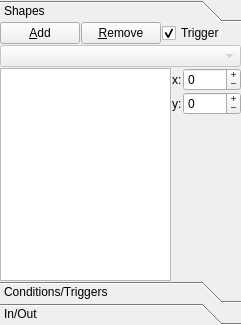
The window that ui/tab_regionsUi.ui (wonkoderverstaendige/Spotter) describes before a commit, drawn with Qt 5.
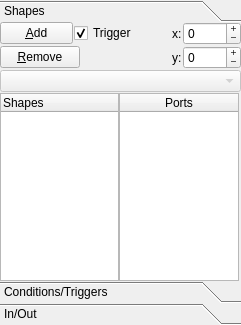
The same window after the commit.

The edit to the form file:
```diff
--- a/ui/tab_regionsUi.ui
+++ b/ui/tab_regionsUi.ui
@@ -69,98 +69,10 @@
            <property name="spacing">
             <number>1</number>
            </property>
-           <item row="10" column="1" colspan="2">
-            <layout class="QGridLayout" name="gridLayout_3">
-             <item row="0" column="1">
-              <widget class="QSpinBox" name="spin_shape_x">
-               <property name="buttonSymbols">
-                <enum>QAbstractSpinBox::PlusMinus</enum>
-               </property>
-               <property name="accelerated">
-                <bool>true</bool>
-               </property>
-               <property name="minimum">
-                <number>-2048</number>
-               </property>
-               <property name="maximum">
-                <number>2048</number>
-               </property>
-              </widget>
-             </item>
-             <item row="1" column="0">
-              <widget class="QLabel" name="lbl_y">
-               <property name="text">
-                <string>y:</string>
-               </property>
-              </widget>
-             </item>
-             <item row="0" column="0">
-              <widget class="QLabel" name="lbl_x">
-               <property name="text">
-                <string>x:</string>
-               </property>
-              </widget>
-             </item>
-             <item row="1" column="1">
-              <widget class="QSpinBox" name="spin_shape_y">
-               <property name="buttonSymbols">
-                <enum>QAbstractSpinBox::PlusMinus</enum>
-               </property>
-               <property name="accelerated">
-                <bool>true</bool>
-               </property>
-               <property name="minimum">
-                <number>-2048</number>
-               </property>
-               <property name="maximum">
-                <number>2048</number>
-               </property>
-              </widget>
-             </item>
-             <item row="2" column="1">
-              <spacer name="verticalSpacer">
-               <property name="orientation">
-                <enum>Qt::Vertical</enum>
-               </property>
-               <property name="sizeHint" stdset="0">
-                <size>
-                 <width>20</width>
-                 <height>40</height>
-                </size>
-               </property>
-              </spacer>
-             </item>
-            </layout>
+           <item row="12" column="1" colspan="2">
+            <layout class="QGridLayout" name="gridLayout_3"/>
            </item>
-           <item row="10" column="0">
-            <layout class="QVBoxLayout" name="verticalLayout_2">
-             <item>
-              <widget class="QTreeWidget" name="tree_region_shapes">
-               <property name="sizePolicy">
-                <sizepolicy hsizetype="Maximum" vsizetype="Expanding">
-                 <horstretch>0</horstretch>
-                 <verstretch>0</verstretch>
-                </sizepolicy>
-               </property>
-               <property name="alternatingRowColors">
-                <bool>true</bool>
-               </property>
-               <property name="indentation">
-                <number>0</number>
-               </property>
-               <property name="headerHidden">
-                <bool>true</bool>
-               </property>
-               <column>
-                <property name="text">
-                 <string>Shapes</string>
-                </property>
-               </column>
-              </widget>
-             </item>
-            </layout>
-           </item>
-           <item row="7" column="0" colspan="3">
+           <item row="8" column="0" colspan="3">
             <widget class="QComboBox" name="combo_Object">
              <property name="enabled">
               <bool>false</bool>
@@ -170,6 +82,59 @@
              </property>
             </widget>
            </item>
+           <item row="5" column="0" colspan="3">
+            <layout class="QHBoxLayout" name="horizontalLayout_2">
+             <item>
+              <widget class="QPushButton" name="btn_remove_shape">
+               <property name="minimumSize">
+                <size>
+                 <width>30</width>
+                 <height>0</height>
+                </size>
+               </property>
+               <property name="text">
+                <string>&amp;Remove</string>
+               </property>
+              </widget>
+             </item>
+             <item>
+              <spacer name="horizontalSpacer_2">
+               <property name="orientation">
+                <enum>Qt::Horizontal</enum>
+               </property>
+               <property name="sizeHint" stdset="0">
+                <size>
+                 <width>40</width>
+                 <height>20</height>
+                </size>
+               </property>
+              </spacer>
+             </item>
+             <item>
+              <widget class="QLabel" name="lbl_y">
+               <property name="text">
+                <string>y:</string>
+               </property>
+              </widget>
+             </item>
+             <item>
+              <widget class="QSpinBox" name="spin_shape_y">
+               <property name="buttonSymbols">
+                <enum>QAbstractSpinBox::PlusMinus</enum>
+               </property>
+               <property name="accelerated">
+                <bool>true</bool>
+               </property>
+               <property name="minimum">
+                <number>-2048</number>
+               </property>
+               <property name="maximum">
+                <number>2048</number>
+               </property>
+              </widget>
+             </item>
+            </layout>
+           </item>
            <item row="3" column="0" colspan="3">
             <layout class="QHBoxLayout" name="horizontalLayout">
              <item>
@@ -191,19 +156,6 @@
                </property>
               </widget>
              </item>
-             <item>
-              <widget class="QPushButton" name="btn_remove_shape">
-               <property name="minimumSize">
-                <size>
-                 <width>30</width>
-                 <height>0</height>
-                </size>
-               </property>
-               <property name="text">
-                <string>&amp;Remove</string>
-               </property>
-              </widget>
-             </item>
              <item>
               <widget class="QCheckBox" name="ckb_trigger">
                <property name="text">
@@ -212,6 +164,94 @@
                <property name="checked">
                 <bool>true</bool>
                </property>
+              </widget>
+             </item>
+             <item>
+              <spacer name="horizontalSpacer">
+               <property name="orientation">
+                <enum>Qt::Horizontal</enum>
+               </property>
+               <property name="sizeHint" stdset="0">
+                <size>
+                 <width>40</width>
+                 <height>20</height>
+                </size>
+               </property>
+              </spacer>
+             </item>
+             <item>
+              <widget class="QLabel" name="lbl_x">
+               <property name="text">
+                <string>x:</string>
+               </property>
+              </widget>
+             </item>
+             <item>
+              <widget class="QSpinBox" name="spin_shape_x">
+               <property name="buttonSymbols">
+                <enum>QAbstractSpinBox::PlusMinus</enum>
+               </property>
+               <property name="accelerated">
+                <bool>true</bool>
+               </property>
+               <property name="minimum">
+                <number>-2048</number>
+               </property>
+               <property name="maximum">
+                <number>2048</number>
+               </property>
+              </widget>
+             </item>
+            </layout>
+           </item>
+           <item row="9" column="0">
+            <layout class="QHBoxLayout" name="horizontalLayout_3">
+             <property name="spacing">
+              <number>0</number>
+             </property>
+             <property name="leftMargin">
+              <number>0</number>
+             </property>
+             <property name="topMargin">
+              <number>0</number>
+             </property>
+             <item>
+              <widget class="QTreeWidget" name="tree_region_shapes">
+               <property name="sizePolicy">
+                <sizepolicy hsizetype="Expanding" vsizetype="Expanding">
+                 <horstretch>0</horstretch>
+                 <verstretch>0</verstretch>
+                </sizepolicy>
+               </property>
+               <property name="alternatingRowColors">
+                <bool>true</bool>
+               </property>
+               <property name="indentation">
+                <number>0</number>
+               </property>
+               <property name="headerHidden">
+                <bool>false</bool>
+               </property>
+               <attribute name="headerVisible">
+                <bool>true</bool>
+               </attribute>
+               <column>
+                <property name="text">
+                 <string>Shapes</string>
+                </property>
+               </column>
+              </widget>
+             </item>
+             <item>
+              <widget class="QTableWidget" name="tableWidget">
+               <attribute name="horizontalHeaderStretchLastSection">
+                <bool>true</bool>
+               </attribute>
+               <column>
+                <property name="text">
+                 <string>Ports</string>
+                </property>
+               </column>
               </widget>
              </item>
             </layout>
```
